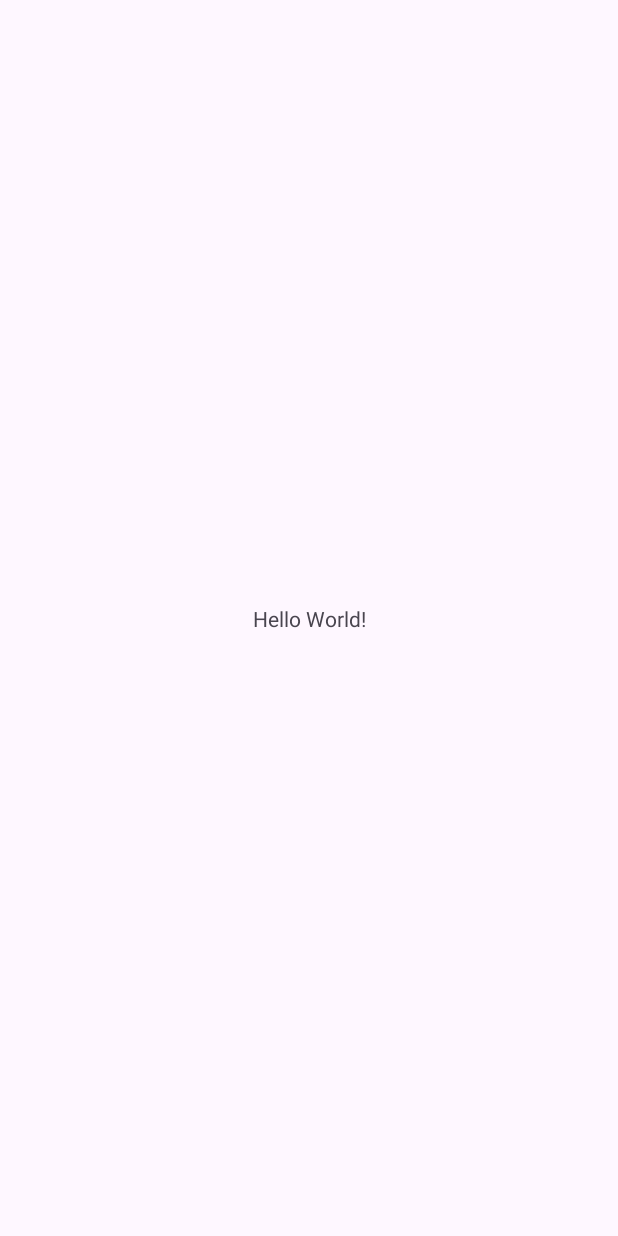
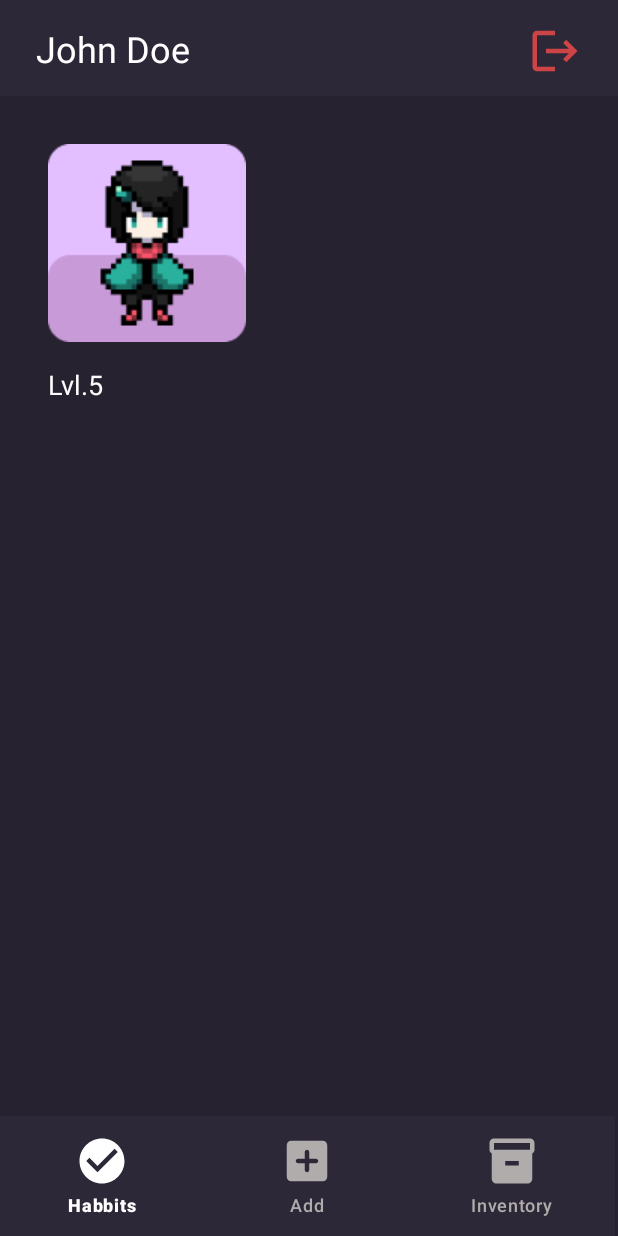
Before and after one commit to Kostaga/android-project, an Android app: the screen it shows after launch (MainActivity), on a phone screen of 412 x 824 dp. Before the commit the screen is almost empty. Run offline under Robolectric (Android 15) with nearby library versions, the light colour scheme and no system bars.

Commit message:
kinda finished with the template

```diff
--- a/app/build.gradle.kts
+++ b/app/build.gradle.kts
@@ -22,6 +22,11 @@ android {
             proguardFiles(getDefaultProguardFile("proguard-android-optimize.txt"), "proguard-rules.pro")
         }
     }
+
+    buildFeatures {
+        viewBinding = true
+        dataBinding = true
+    }
     compileOptions {
         sourceCompatibility = JavaVersion.VERSION_1_8
         targetCompatibility = JavaVersion.VERSION_1_8
--- a/app/src/main/java/com/example/habit_app/MainActivity.java
+++ b/app/src/main/java/com/example/habit_app/MainActivity.java
@@ -1,6 +1,10 @@
 package com.example.habit_app;
 
+import android.app.Activity;
 import android.os.Bundle;
+import android.view.View;
+import android.widget.ImageView;
+import android.widget.Toolbar;
 
 import androidx.activity.EdgeToEdge;
 import androidx.appcompat.app.AppCompatActivity;
@@ -8,17 +12,23 @@ import androidx.core.graphics.Insets;
 import androidx.core.view.ViewCompat;
 import androidx.core.view.WindowInsetsCompat;
 
+import com.example.habit_app.databinding.ActivityMainBinding;
+
+
 public class MainActivity extends AppCompatActivity {
+
+    ActivityMainBinding binding;
 
     @Override
     protected void onCreate(Bundle savedInstanceState) {
         super.onCreate(savedInstanceState);
-        EdgeToEdge.enable(this);
         setContentView(R.layout.activity_main);
-        ViewCompat.setOnApplyWindowInsetsListener(findViewById(R.id.main), (v, insets) -> {
-            Insets systemBars = insets.getInsets(WindowInsetsCompat.Type.systemBars());
-            v.setPadding(systemBars.left, systemBars.top, systemBars.right, systemBars.bottom);
-            return insets;
-        });
+
     }
+
+    public void exitApp(View view) {
+        finish(); // Finish the activity, thus exiting the app
+    }
+
+
 }
--- /dev/null
+++ b/app/src/main/res/drawable-anydpi/icons.xml
@@ -0,0 +1,12 @@
+<vector xmlns:android="http://schemas.android.com/apk/res/android"
+    android:width="36dp"
+    android:height="36dp"
+    android:viewportWidth="24"
+    android:viewportHeight="24"
+    android:tint="#F54B4B"
+    android:alpha="0.8"
+    android:autoMirrored="true">
+  <path
+      android:fillColor="@android:color/white"
+      android:pathData="M17,7l-1.41,1.41L18.17,11H8v2h10.17l-2.58,2.58L17,17l5,-5zM4,5h8V3H4c-1.1,0 -2,0.9 -2,2v14c0,1.1 0.9,2 2,2h8v-2H4V5z"/>
+</vector>
--- /dev/null
+++ b/app/src/main/res/drawable/baseline_check_circle_24.xml
@@ -0,0 +1,5 @@
+<vector xmlns:android="http://schemas.android.com/apk/res/android" android:height="32dp" android:tint="#FFCDCDCD" android:viewportHeight="24" android:viewportWidth="24" android:width="32dp">
+
+    <path android:fillColor="@android:color/white" android:pathData="M12,2C6.48,2 2,6.48 2,12s4.48,10 10,10 10,-4.48 10,-10S17.52,2 12,2zM10,17l-5,-5 1.41,-1.41L10,14.17l7.59,-7.59L19,8l-9,9z"/>
+
+</vector>
--- /dev/null
+++ b/app/src/main/res/drawable/baseline_inventory_24.xml
@@ -0,0 +1,5 @@
+<vector xmlns:android="http://schemas.android.com/apk/res/android" android:height="32dp" android:tint="#FFCDCDCD" android:viewportHeight="24" android:viewportWidth="24" android:width="32dp">
+
+    <path android:fillColor="@android:color/white" android:pathData="M20,2L4,2c-1,0 -2,0.9 -2,2v3.01c0,0.72 0.43,1.34 1,1.69L3,20c0,1.1 1.1,2 2,2h14c0.9,0 2,-0.9 2,-2L21,8.7c0.57,-0.35 1,-0.97 1,-1.69L22,4c0,-1.1 -1,-2 -2,-2zM15,14L9,14v-2h6v2zM20,7L4,7L4,4l16,-0.02L20,7z"/>
+
+</vector>
--- /dev/null
+++ b/app/src/main/res/drawable/icon_tinit_selector.xml
@@ -0,0 +1,8 @@
+<?xml version="1.0" encoding="utf-8"?>
+<selector xmlns:android="http://schemas.android.com/apk/res/android">
+
+    <item android:state_checked="true"
+        android:color="@color/active" />
+    <item android:state_checked="false"
+        android:color="@color/inactive"/>
+</selector>
--- /dev/null
+++ b/app/src/main/res/drawable/round_add_box_24.xml
@@ -0,0 +1,5 @@
+<vector xmlns:android="http://schemas.android.com/apk/res/android" android:height="32dp" android:tint="#FFCDCDCD" android:viewportHeight="24" android:viewportWidth="24" android:width="32dp">
+
+    <path android:fillColor="@android:color/white" android:pathData="M19,3L5,3c-1.11,0 -2,0.9 -2,2v14c0,1.1 0.89,2 2,2h14c1.1,0 2,-0.9 2,-2L21,5c0,-1.1 -0.9,-2 -2,-2zM16,13h-3v3c0,0.55 -0.45,1 -1,1s-1,-0.45 -1,-1v-3L8,13c-0.55,0 -1,-0.45 -1,-1s0.45,-1 1,-1h3L11,8c0,-0.55 0.45,-1 1,-1s1,0.45 1,1v3h3c0.55,0 1,0.45 1,1s-0.45,1 -1,1z"/>
+
+</vector>
--- a/app/src/main/res/layout/activity_main.xml
+++ b/app/src/main/res/layout/activity_main.xml
@@ -2,18 +2,123 @@
 <androidx.constraintlayout.widget.ConstraintLayout xmlns:android="http://schemas.android.com/apk/res/android"
     xmlns:app="http://schemas.android.com/apk/res-auto"
     xmlns:tools="http://schemas.android.com/tools"
-    android:id="@+id/main"
     android:layout_width="match_parent"
     android:layout_height="match_parent"
-    tools:context=".MainActivity">
+    android:id="@+id/main"
+    >
 
-    <TextView
-        android:layout_width="wrap_content"
+
+    <include
+        android:id="@+id/header"
+        layout="@layout/header"
+        app:layout_constraintStart_toStartOf="parent"
+        app:layout_constraintTop_toTopOf="parent"
+        tools:visibility="visible" />
+
+
+    <RelativeLayout
+        android:layout_width="match_parent"
         android:layout_height="wrap_content"
-        android:text="Hello World!"
+        app:layout_constraintBottom_toBottomOf="@+id/header"
+        app:layout_constraintEnd_toEndOf="@+id/header"
+        app:layout_constraintStart_toStartOf="@+id/header"
+        app:layout_constraintTop_toTopOf="parent">
+
+        <TextView
+            android:id="@+id/user_name"
+            android:layout_width="wrap_content"
+            android:layout_height="wrap_content"
+            android:layout_alignParentStart="true"
+            android:layout_alignParentTop="true"
+            android:layout_marginStart="24dp"
+            android:layout_marginTop="16dp"
+            android:layout_marginBottom="16dp"
+            android:gravity="center_vertical"
+            android:text="@string/username"
+            android:textColor="@color/white"
+            android:textSize="24sp"
+            android:visibility="visible"
+            app:layout_constraintStart_toStartOf="parent"
+            app:layout_constraintVertical_bias="0.625" />
+
+        <ImageView
+            android:id="@+id/sign_out_button"
+            android:onClick="exitApp"
+            android:layout_width="wrap_content"
+            android:layout_height="wrap_content"
+            android:layout_alignParentTop="true"
+            android:layout_alignParentEnd="true"
+            android:layout_marginTop="16dp"
+            android:layout_marginEnd="24dp"
+            android:layout_marginRight="16dp"
+            android:baselineAlignBottom="true"
+            android:gravity="center_vertical"
+            android:clickable="true"
+            android:focusable="true"
+            app:layout_constraintRight_toRightOf="parent"
+            app:layout_constraintTop_toTopOf="parent"
+            app:layout_constraintVertical_bias="0.0"
+            app:srcCompat="@drawable/icons"
+
+            />
+
+    </RelativeLayout>
+
+
+    <FrameLayout
+        android:id="@+id/frame_layout"
+        android:layout_width="0dp"
+        android:layout_height="0dp"
+        app:layout_constraintBottom_toTopOf="@+id/bottomNavigationView"
+        app:layout_constraintEnd_toEndOf="parent"
+        app:layout_constraintHorizontal_bias="0.0"
+        app:layout_constraintStart_toStartOf="parent"
+        app:layout_constraintTop_toTopOf="parent"
+        app:layout_constraintVertical_bias="0.0" />
+
+    <com.google.android.material.bottomnavigation.BottomNavigationView
+        android:id="@+id/bottomNavigationView"
+        android:layout_width="match_parent"
+        android:layout_height="wrap_content"
+        android:layout_marginEnd="2dp"
+        android:background="@color/header"
+        app:itemIconTint="@drawable/icon_tinit_selector"
+        app:itemTextColor="@drawable/icon_tinit_selector"
         app:layout_constraintBottom_toBottomOf="parent"
         app:layout_constraintEnd_toEndOf="parent"
         app:layout_constraintStart_toStartOf="parent"
-        app:layout_constraintTop_toTopOf="parent" />
+        app:menu="@menu/bottom_nav"
+        app:itemIconSize="36dp"
+        app:itemActiveIndicatorStyle="@android:color/transparent"
+
+        >
+
+
+    </com.google.android.material.bottomnavigation.BottomNavigationView>
+
+
+    <ImageView
+        android:id="@+id/profile_picture"
+        android:layout_width="132dp"
+        android:layout_height="0dp"
+        android:layout_marginStart="32dp"
+        android:layout_marginTop="32dp"
+        android:radius="10dp"
+        app:layout_constraintStart_toStartOf="parent"
+        app:layout_constraintTop_toBottomOf="@+id/header"
+        app:srcCompat="@drawable/avatar1" />
+
+    <TextView
+        android:id="@+id/user_level"
+        android:layout_width="101dp"
+        android:layout_height="wrap_content"
+        android:layout_marginStart="32dp"
+        android:layout_marginTop="16dp"
+        android:text="@string/Level"
+        android:textColor="@color/white"
+        android:textSize="18sp"
+        app:layout_constraintStart_toStartOf="parent"
+        app:layout_constraintTop_toBottomOf="@+id/profile_picture" />
+
 
 </androidx.constraintlayout.widget.ConstraintLayout>
--- /dev/null
+++ b/app/src/main/res/layout/header.xml
@@ -0,0 +1,12 @@
+<?xml version="1.0" encoding="utf-8"?>
+<androidx.appcompat.widget.Toolbar xmlns:android="http://schemas.android.com/apk/res/android"
+    android:layout_width="match_parent"
+    android:layout_height="wrap_content"
+    android:background="#2D2837"
+    android:elevation="8dp"
+    android:gravity="top"
+    android:translationZ="-90dp"
+    >
+
+
+</androidx.appcompat.widget.Toolbar>
--- /dev/null
+++ b/app/src/main/res/menu/bottom_nav.xml
@@ -0,0 +1,19 @@
+<?xml version="1.0" encoding="utf-8"?>
+<menu xmlns:app="http://schemas.android.com/apk/res-auto"
+    xmlns:android="http://schemas.android.com/apk/res/android">
+
+    <item android:title="Habbits"
+        android:icon="@drawable/baseline_check_circle_24"
+        android:id="@+id/habbits"
+
+        />
+    <item android:title="Add"
+        android:icon="@drawable/round_add_box_24"
+        android:id="@+id/addHabbit"
+        />
+    <item android:title="Inventory"
+        android:icon="@drawable/baseline_inventory_24"
+        android:id="@+id/inventory"
+
+        />
+</menu>
--- a/app/src/main/res/values/colors.xml
+++ b/app/src/main/res/values/colors.xml
@@ -2,4 +2,9 @@
 <resources>
     <color name="black">#FF000000</color>
     <color name="white">#FFFFFFFF</color>
+    <color name="main">#272230</color>
+    <color name="header">#2D2837</color>
+    <color name="active">#FFFFFFFF</color>
+    <color name="inactive">#B1ACAC</color>
+
 </resources>
--- a/app/src/main/res/values/strings.xml
+++ b/app/src/main/res/values/strings.xml
@@ -1,3 +1,7 @@
 <resources>
     <string name="app_name">habit_app</string>
+    <string name="username">John Doe</string>
+    <!-- TODO: Remove or change this placeholder text -->
+    <string name="hello_blank_fragment">Hello blank fragment</string>
+    <string name="Level">Lvl.5</string>
 </resources>
--- a/app/src/main/res/values/themes.xml
+++ b/app/src/main/res/values/themes.xml
@@ -3,6 +3,7 @@
     <style name="Base.Theme.Habit_app" parent="Theme.Material3.DayNight.NoActionBar">
         <!-- Customize your light theme here. -->
         <!-- <item name="colorPrimary">@color/my_light_primary</item> -->
+        <item name="android:windowBackground">@color/main</item>
     </style>
 
     <style name="Theme.Habit_app" parent="Base.Theme.Habit_app" />
```
Also changed, not shown: app/src/main/res/drawable-hdpi/icons.png (added), app/src/main/res/drawable-mdpi/icons.png (added), app/src/main/res/drawable-xhdpi/icons.png (added), app/src/main/res/drawable-xxhdpi/icons.png (added), app/src/main/res/drawable/avatar1.png (added).
